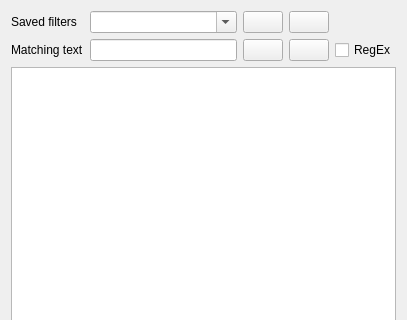
First picture: the form in libshvvisu/src/timeline/channelfilterdialog.ui, repository syyyr/libshv, before the edit; both pictures show x 0 to 407 and y 0 to 320 of the 407 by 802 pixel window.
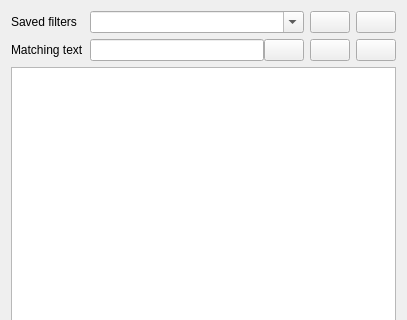
Second picture: the form after the edit. Icons and pictures are not drawn.

```diff
--- a/libshvvisu/src/timeline/channelfilterdialog.ui
+++ b/libshvvisu/src/timeline/channelfilterdialog.ui
@@ -16,33 +16,30 @@
   <layout class="QVBoxLayout" name="verticalLayout">
    <item>
     <layout class="QGridLayout" name="gridLayout">
-     <item row="1" column="3">
-      <layout class="QHBoxLayout" name="horizontalLayout_2">
-       <item>
-        <widget class="QPushButton" name="pbCheckItems">
+     <item row="0" column="0">
+      <widget class="QLabel" name="lblSavedFilters">
          <property name="text">
-          <string/>
-         </property>
-         <property name="icon">
-          <iconset resource="../../images/images.qrc">
-           <normaloff>:/shv/visu/images/check-box-outline.svg</normaloff>:/shv/visu/images/check-box-outline.svg</iconset>
-         </property>
-        </widget>
-       </item>
-       <item>
-        <widget class="QPushButton" name="pbUncheckItems">
-         <property name="text">
-          <string/>
-         </property>
-         <property name="icon">
-          <iconset resource="../../images/images.qrc">
-           <normaloff>:/shv/visu/images/checkbox-blank-outline.svg</normaloff>:/shv/visu/images/checkbox-blank-outline.svg</iconset>
-         </property>
-        </widget>
-       </item>
-      </layout>
-     </item>
-     <item row="0" column="3">
+        <string>Saved filters</string>
+       </property>
+      </widget>
+     </item>
+     <item row="0" column="1">
+      <widget class="QComboBox" name="cbFilters">
+       <property name="sizePolicy">
+        <sizepolicy hsizetype="Preferred" vsizetype="Fixed">
+         <horstretch>1</horstretch>
+         <verstretch>0</verstretch>
+        </sizepolicy>
+       </property>
+       <property name="editable">
+        <bool>true</bool>
+       </property>
+       <property name="currentText">
+        <string/>
+       </property>
+      </widget>
+     </item>
+     <item row="0" column="2">
       <layout class="QHBoxLayout" name="horizontalLayout">
        <item>
         <widget class="QPushButton" name="pbSaveFilter">
@@ -75,38 +72,59 @@
        </property>
       </widget>
      </item>
-     <item row="0" column="1">
-      <widget class="QComboBox" name="cbFilters">
-       <property name="sizePolicy">
-        <sizepolicy hsizetype="Preferred" vsizetype="Fixed">
-         <horstretch>1</horstretch>
-         <verstretch>0</verstretch>
-        </sizepolicy>
-       </property>
-       <property name="editable">
-        <bool>true</bool>
-       </property>
-       <property name="currentText">
-        <string/>
-       </property>
-      </widget>
-     </item>
-     <item row="0" column="0">
-      <widget class="QLabel" name="lblSavedFilters">
-       <property name="text">
-        <string>Saved filters</string>
-       </property>
-      </widget>
-     </item>
      <item row="1" column="1">
-      <widget class="QLineEdit" name="leMatchingFilterText"/>
-     </item>
-     <item row="1" column="4">
-      <widget class="QCheckBox" name="chbFindRegex">
+      <layout class="QHBoxLayout" name="horizontalLayout_3">
+       <property name="spacing">
+        <number>0</number>
+       </property>
+       <item>
+        <widget class="QLineEdit" name="leMatchingFilterText">
+         <property name="sizePolicy">
+          <sizepolicy hsizetype="Expanding" vsizetype="Fixed">
+           <horstretch>1</horstretch>
+           <verstretch>0</verstretch>
+          </sizepolicy>
+         </property>
+        </widget>
+       </item>
+       <item>
+        <widget class="QPushButton" name="pbClearMatchingText">
        <property name="text">
-        <string>RegEx</string>
-       </property>
-      </widget>
+          <string/>
+         </property>
+         <property name="icon">
+          <iconset resource="../../images/images.qrc">
+           <normaloff>:/shv/visu/images/delete.svg</normaloff>:/shv/visu/images/delete.svg</iconset>
+         </property>
+        </widget>
+       </item>
+      </layout>
+     </item>
+     <item row="1" column="2">
+      <layout class="QHBoxLayout" name="horizontalLayout_2">
+       <item>
+        <widget class="QPushButton" name="pbCheckItems">
+         <property name="text">
+          <string/>
+         </property>
+         <property name="icon">
+          <iconset resource="../../images/images.qrc">
+           <normaloff>:/shv/visu/images/check-box-outline.svg</normaloff>:/shv/visu/images/check-box-outline.svg</iconset>
+         </property>
+        </widget>
+       </item>
+       <item>
+        <widget class="QPushButton" name="pbUncheckItems">
+         <property name="text">
+          <string/>
+         </property>
+         <property name="icon">
+          <iconset resource="../../images/images.qrc">
+           <normaloff>:/shv/visu/images/checkbox-blank-outline.svg</normaloff>:/shv/visu/images/checkbox-blank-outline.svg</iconset>
+         </property>
+        </widget>
+       </item>
+      </layout>
      </item>
     </layout>
    </item>
```
Lines whose indentation alone changed are shown as unchanged.
